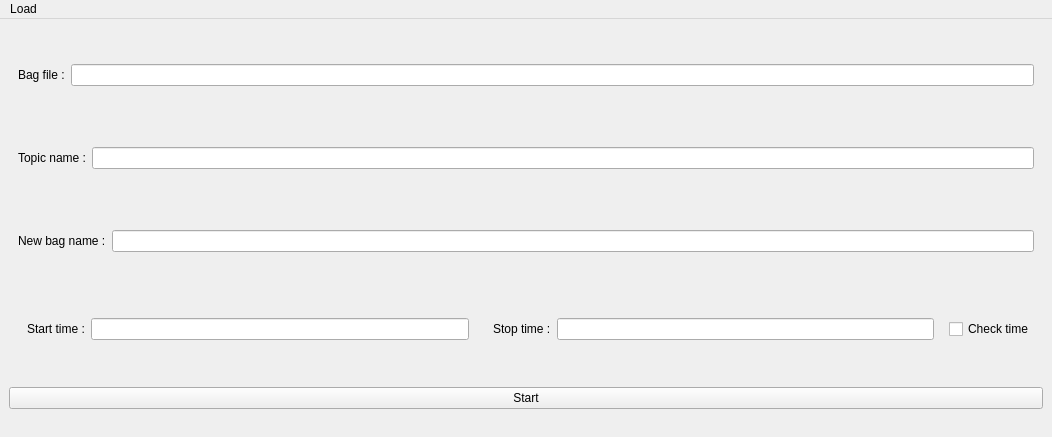
Old version of the form rqt_manage_bag/resource/mainwindow.ui in the repository sonia-auv/rqt_sonia_plugins.
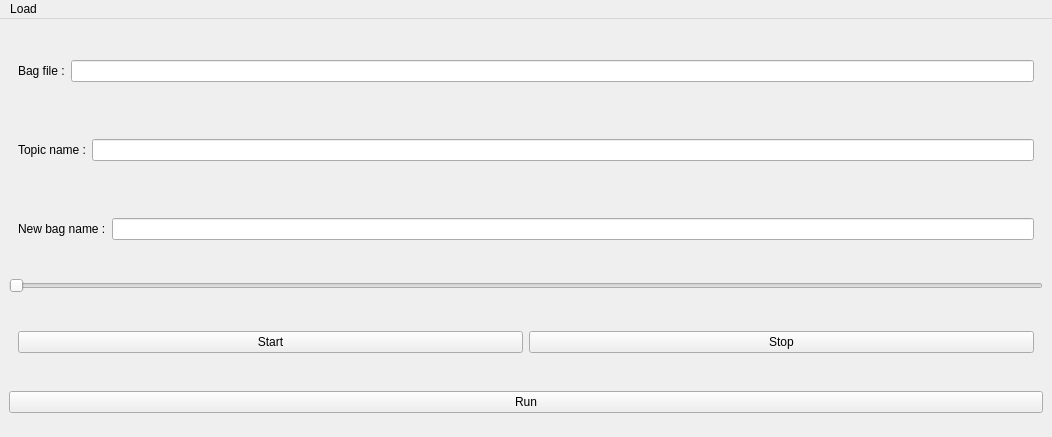
New version of the form.

Commit message: adding start stop save bag at run time error handling needed

The edit to the form file:
```diff
--- a/rqt_manage_bag/resource/mainwindow.ui
+++ b/rqt_manage_bag/resource/mainwindow.ui
@@ -96,58 +96,38 @@
      </widget>
     </item>
     <item>
-     <widget class="QWidget" name="widget_4" native="true">
+     <widget class="QSlider" name="FPS">
+      <property name="minimum">
+       <number>1</number>
+      </property>
+      <property name="maximum">
+       <number>90</number>
+      </property>
+      <property name="orientation">
+       <enum>Qt::Horizontal</enum>
+      </property>
+     </widget>
+    </item>
+    <item>
+     <widget class="QWidget" name="widget_7" native="true">
       <property name="maximumSize">
        <size>
-        <width>16777215</width>
-        <height>70</height>
+        <width>200000</width>
+        <height>60</height>
        </size>
       </property>
-      <layout class="QHBoxLayout" name="horizontalLayout_6">
+      <layout class="QHBoxLayout" name="horizontalLayout_7">
        <item>
-        <widget class="QWidget" name="widget_5" native="true">
-         <layout class="QHBoxLayout" name="horizontalLayout_4">
-          <item>
-           <widget class="QLabel" name="label_newbag_2">
-            <property name="text">
-             <string>Start time :</string>
-            </property>
-           </widget>
-          </item>
-          <item>
-           <widget class="QLineEdit" name="StartTime">
-            <property name="text">
-             <string/>
-            </property>
-           </widget>
-          </item>
-         </layout>
+        <widget class="QPushButton" name="StartpushButton">
+         <property name="text">
+          <string>Start</string>
+         </property>
         </widget>
        </item>
        <item>
-        <widget class="QWidget" name="widget_6" native="true">
-         <layout class="QHBoxLayout" name="horizontalLayout_5">
-          <item>
-           <widget class="QLabel" name="label_newbag_3">
-            <property name="text">
-             <string>Stop time :</string>
-            </property>
-           </widget>
-          </item>
-          <item>
-           <widget class="QLineEdit" name="StopTime">
-            <property name="text">
-             <string/>
-            </property>
-           </widget>
-          </item>
-         </layout>
-        </widget>
-       </item>
-       <item>
-        <widget class="QCheckBox" name="CheckTime">
+        <widget class="QPushButton" name="StoppushButton">
          <property name="text">
-          <string>Check time</string>
+          <string>Stop</string>
          </property>
         </widget>
        </item>
@@ -155,9 +135,9 @@
      </widget>
     </item>
     <item>
-     <widget class="QPushButton" name="StartpushButton">
+     <widget class="QPushButton" name="RunpushButton">
       <property name="text">
-       <string>Start</string>
+       <string>Run</string>
       </property>
      </widget>
     </item>
```
The commit also changes 2 other files.
